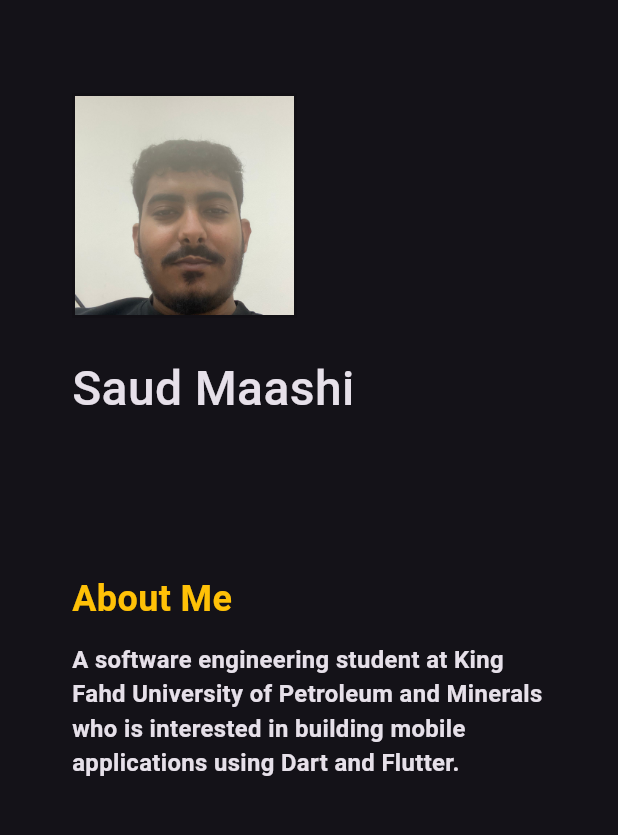
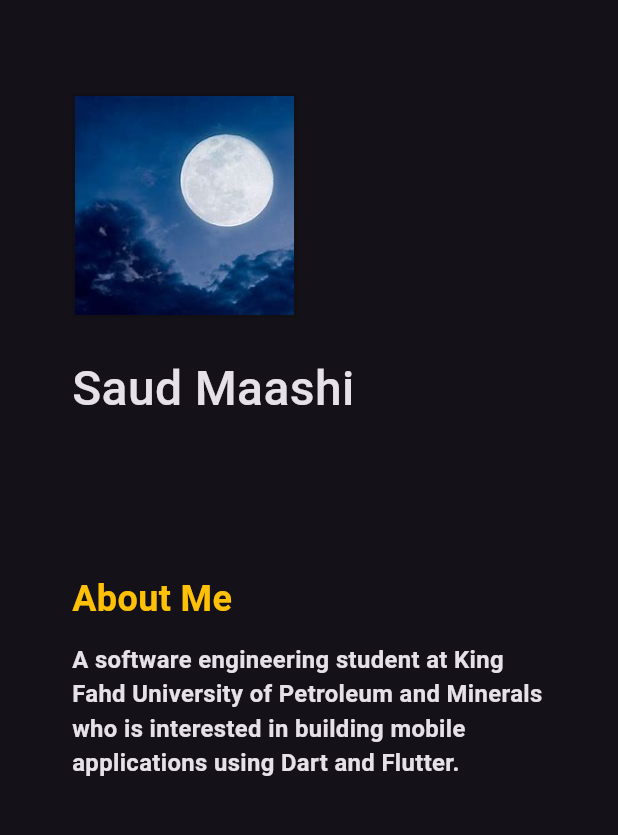
Before and after one commit to SaudMaashi/my_cv, a Flutter app: the screen it shows after launch, on a phone screen of 412 x 824 dp, the part 63-898 px from its top. Run offline on Flutter 3.47's test engine with Material 3 defaults, Android fonts, the phone set to English and light mode, and no system bars.

```diff
--- a/lib/widgets/main_screen_body.dart
+++ b/lib/widgets/main_screen_body.dart
@@ -23,7 +23,7 @@ class MainScreenBody extends StatelessWidget {
                 ),
               ),
               child: Image.asset(
-                "assets/images/picture.jpg",
+                "assets/images/picture.jpeg",
                 fit: BoxFit.cover,
               ),
             ),
```
Also changed, not shown: assets/images/picture.jpeg (added), assets/images/picture.jpg (deleted).
